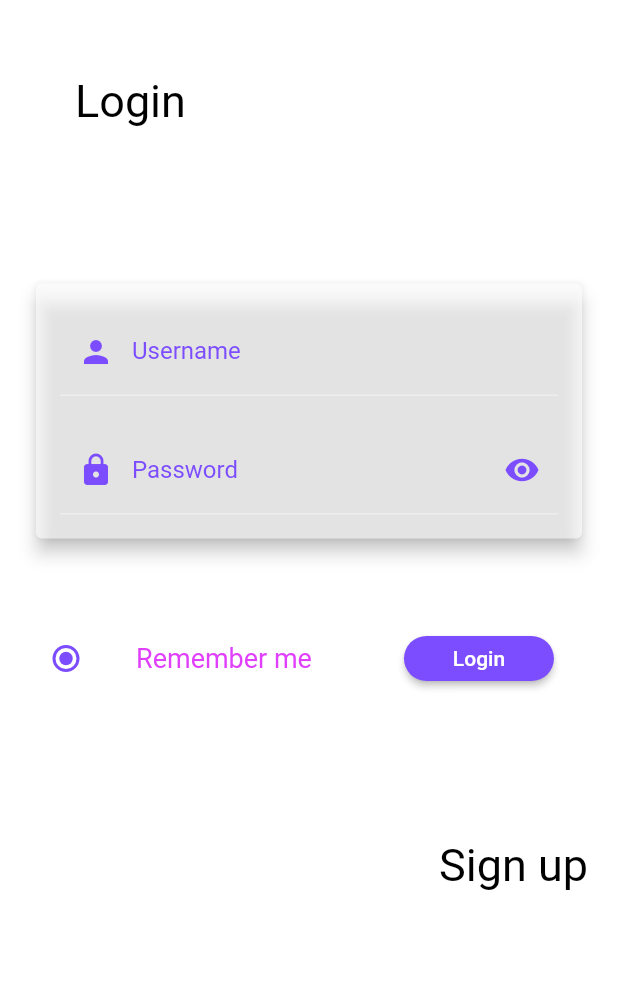
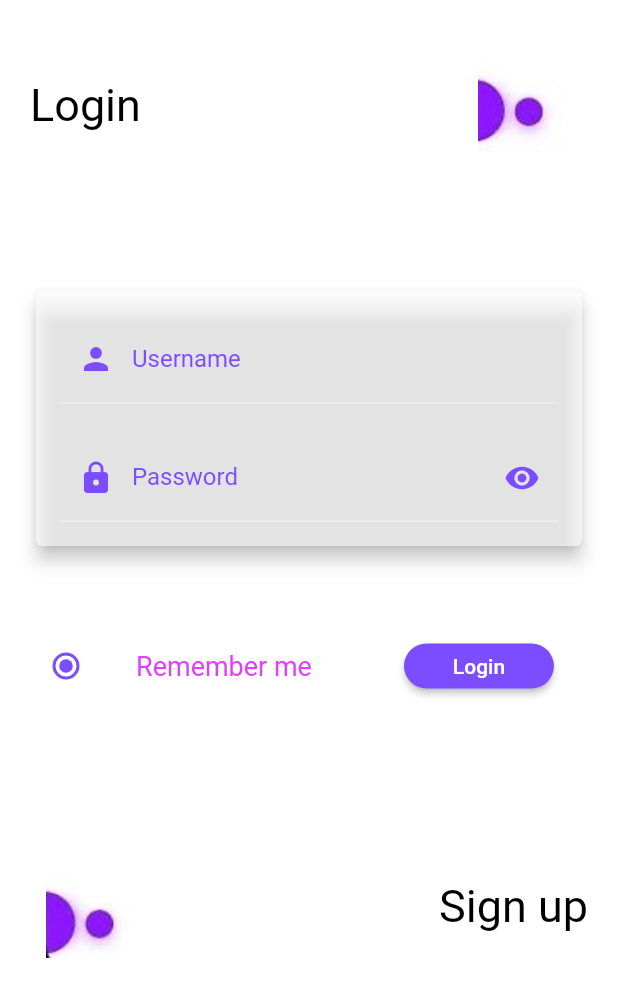
Before and after one commit to pr21Extr/flutter-app-demo, a Flutter app: the screen it shows after launch, on a phone screen of 412 x 824 dp. Shown: the top 997 px of the screen. Run offline on Flutter 3.47's test engine with Material 2 defaults, Android fonts, the phone set to English and light mode, and no system bars.

Commit message:
images added and UI matches, may need to rework card

```diff
--- a/lib/loginFLow.dart
+++ b/lib/loginFLow.dart
@@ -28,9 +28,9 @@ class _LoginFlowState extends State<LoginFlow> {
             mainAxisAlignment: MainAxisAlignment.start,
             children: [
 
-              Padding(
-                padding: const EdgeInsets.all(30.0),
-                child:
+              Row(
+                mainAxisAlignment: MainAxisAlignment.spaceBetween,
+                children: [
                   Text(
                       "Login",
                       style: TextStyle(
@@ -38,12 +38,16 @@ class _LoginFlowState extends State<LoginFlow> {
 
                           color: Colors.black),
                     ),
+                  Image.asset(
+                    'assets/header.jpg',
+                    height: 100,
+                    width: 90,
                   ),
-              // Image.asset(
-              //   '/assets/header.jpg',
-              //   height: 50,
-              //   width: 50,
-              // ),
+                ],
+
+              ),
+
+
               SizedBox(height: 70),
               Card(
                 elevation: 5,
@@ -152,7 +156,11 @@ class _LoginFlowState extends State<LoginFlow> {
               Row(
                 mainAxisAlignment: MainAxisAlignment.spaceBetween,
                 children: [
-                  Text('', style: TextStyle(fontSize: 30, fontWeight: FontWeight.bold, color: Colors.black)),   //insert image here later
+                  Image.asset(
+                    'assets/footer.jpg',
+                    height: 80,
+                    width: 90,
+                  ),
                   Text('Sign up', style: TextStyle(fontSize: 30, color: Colors.black)),
                 ],
               )
--- a/pubspec.yaml
+++ b/pubspec.yaml
@@ -62,6 +62,8 @@ flutter:
   # To add assets to your application, add an assets section, like this:
   assets:
      - assets/header.jpg
+     - assets/footer.jpg
+
   #   - images/a_dot_ham.jpeg
 
   # An image asset can refer to one or more resolution-specific "variants", see
```
Also changed, not shown: assets/footer.jpg (added), assets/header.jpg (added), lib/assets/header.jpg (deleted). Lines whose indentation alone changed are shown as unchanged.
